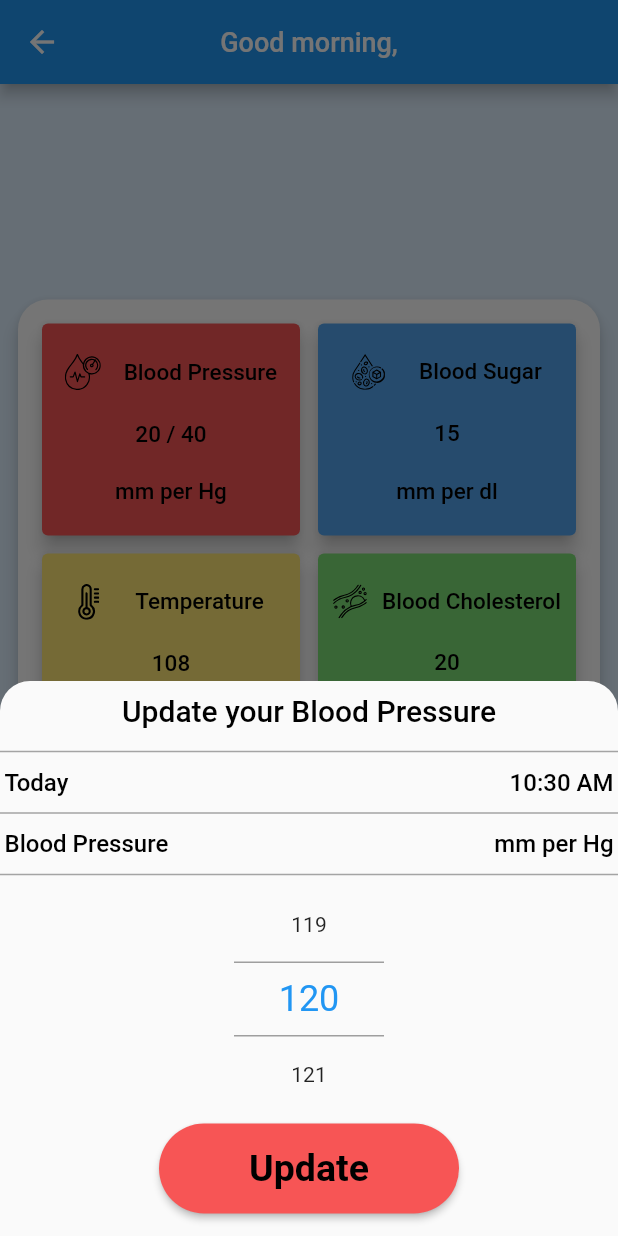
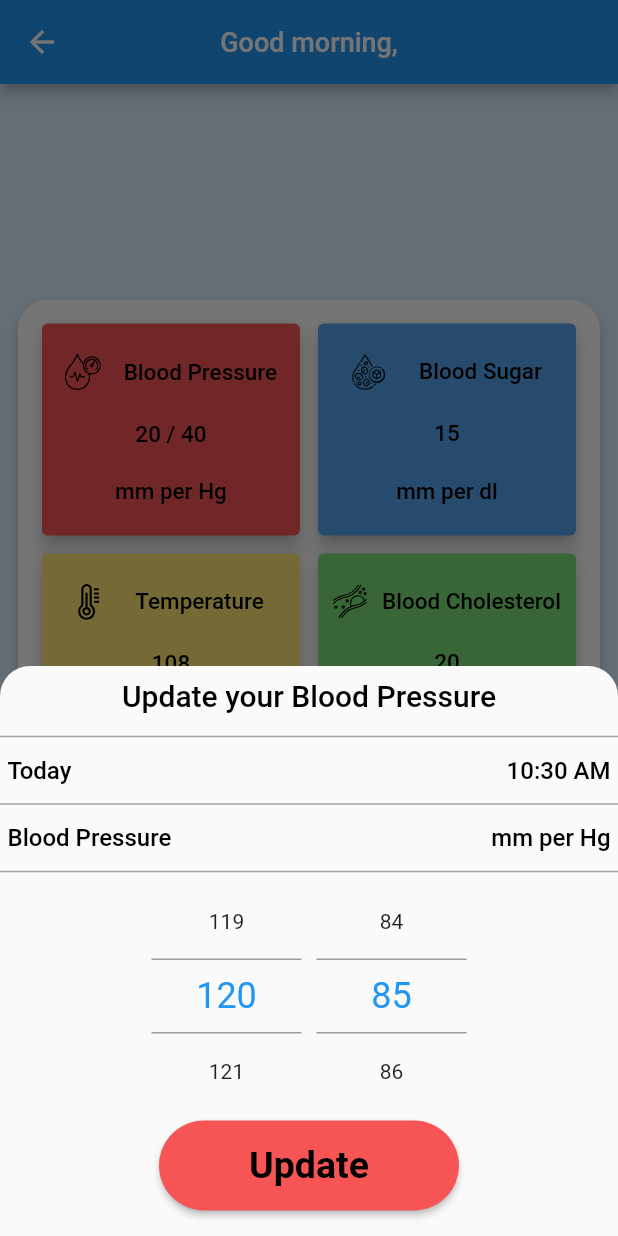
Before and after one commit to HVMS/pharma_trac, a Flutter app: the VitalSigns screen opened directly, after a tap on "Blood Pressure", on a phone screen of 412 x 824 dp. Run offline on Flutter 3.47's test engine with Material 2 defaults, Android fonts, the phone set to English and light mode, and no system bars; drawn by our look-alikes of numberpicker; our stand-ins replace country_picker, device_preview, dropdown_button2, flutter_svg, google_fonts, google_sign_in and 4 more; accounts and stored records are empty; network calls fail.

Commit message:
custom bottomsheet bar created - for two number pickers

```diff
--- a/lib/VitalSigns/blood_pessure_sign.dart
+++ b/lib/VitalSigns/blood_pessure_sign.dart
@@ -3,7 +3,7 @@ import 'package:flutter_svg/flutter_svg.dart';
 import 'package:pharma_trac/Utils/styleUtils.dart';
 import '../Utils/colors_utils.dart';
 import '../Utils/string_utils.dart';
-import '../customWidgets/VitalSigns/custom_bottomsheet_bar_vital_sign.dart';
+import '../customWidgets/VitalSigns/custom_bottomsheet_bar_blood_pressure.dart';
 
 class BloodPressureSign extends StatefulWidget {
   const BloodPressureSign({super.key});
@@ -28,7 +28,7 @@ class _BloodPressureSignState extends State<BloodPressureSign> {
               ),
               clipBehavior: Clip.antiAliasWithSaveLayer,
               builder: (context) {
-                return CustomBottomSheetBarVitalSigns(
+                return BloodPressureCustomBottomSheetBar(
                   vitalSignText: StringUtils.bloodPressureText,
                   buttonColor: ColorUtils.redColorCardView,
                   vitalSignMeasurementText: StringUtils.bloodPressureMeasurement,
--- /dev/null
+++ b/lib/customWidgets/VitalSigns/custom_bottomsheet_bar_blood_pressure.dart
@@ -0,0 +1,303 @@
+import 'package:flutter/cupertino.dart';
+import 'package:flutter/material.dart';
+import 'package:google_fonts/google_fonts.dart';
+import 'package:hive/hive.dart';
+import 'package:intl/intl.dart';
+import 'package:numberpicker/numberpicker.dart';
+
+import '../../Utils/colors_utils.dart';
+import '../../Utils/string_utils.dart';
+import '../../Utils/styleUtils.dart';
+import '../../Utils/timeUtils.dart';
+import '../../services/vital_signs_api.dart';
+import '../CustomGreyDivider.dart';
+
+class BloodPressureCustomBottomSheetBar extends StatefulWidget {
+  final String? vitalSignText;
+  final Color? buttonColor;
+  final String? vitalSignMeasurementText;
+
+  const BloodPressureCustomBottomSheetBar(
+      {super.key,
+        required this.vitalSignText,
+        required this.buttonColor,
+        this.vitalSignMeasurementText});
+
+  @override
+  State<BloodPressureCustomBottomSheetBar> createState() => _BloodPressureCustomBottomSheetBarState();
+}
+
+class _BloodPressureCustomBottomSheetBarState extends State<BloodPressureCustomBottomSheetBar> {
+
+  late Future<DateTime?> selectedDate;
+  String date = "-";
+
+  String dateToBeSent = "-";
+
+  late Future<TimeOfDay?> selectedTime;
+  String time = "-";
+
+  late int _mmInitialValue = 120;
+  late int _hgInitialValue = 85;
+  late Box userDataBox;
+
+  String userId = '';
+
+  @override
+  void initState() {
+    // TODO: implement initState
+    super.initState();
+    // Set the default values for date and time
+    userDataBox = Hive.box('userData');
+    userId = userDataBox.get("_id", defaultValue: '');
+    date = "Today";
+    time = TimeUtils.getFormattedTimeSimple(DateTime.now().hour, DateTime.now().minute);
+  }
+
+  @override
+  Widget build(BuildContext context) {
+    return SizedBox(
+      height: 380.0,
+      child: Column(
+        children: [
+          Column(
+            mainAxisSize: MainAxisSize.min,
+            children: <Widget>[
+              Row(
+                mainAxisAlignment: MainAxisAlignment.spaceEvenly,
+                children: [
+                  Padding(
+                    padding: const EdgeInsets.all(8.0),
+                    child: Center(
+                      child: Text(
+                        'Update your ${widget.vitalSignText}',
+                        style: StyleUtils.bottomSheetTitleStyle(),
+                      ),
+                    ),
+                  ),
+                ],
+              ),
+              const CustomGreyDivider(),
+            ],
+          ),
+          Row(
+            mainAxisAlignment: MainAxisAlignment.spaceBetween,
+            children: [
+              Padding(
+                padding: const EdgeInsets.all(5.0),
+                child: GestureDetector(
+                  onTap: () {
+                    showDialogPicker(context);
+                  },
+                  child: Text(
+                    date,
+                    style: StyleUtils.bottomSheetTextStyle(),
+                  ),
+                ),
+              ),
+              Padding(
+                padding: const EdgeInsets.all(5.0),
+                child: GestureDetector(
+                  onTap: () {
+                    showDialogTimePicker(context);
+                  },
+                  child: Text(
+                    time,
+                    style: StyleUtils.bottomSheetTextStyle(),
+                  ),
+                ),
+              ),
+            ],
+          ),
+          const CustomGreyDivider(),
+          Row(
+            mainAxisAlignment: MainAxisAlignment.spaceBetween,
+            children: [
+              Padding(
+                padding: const EdgeInsets.all(5.0),
+                child: Text(
+                  '${widget.vitalSignText}',
+                  style: StyleUtils.bottomSheetTextStyle(),
+                ),
+              ),
+              Padding(
+                padding: const EdgeInsets.all(5.0),
+                child: Text(
+                  '${widget.vitalSignMeasurementText}',
+                  style: StyleUtils.bottomSheetTextStyle(),
+                ),
+              ),
+            ],
+          ),
+          const CustomGreyDivider(),
+          Row(
+            mainAxisAlignment: MainAxisAlignment.center,
+            children: [
+              NumberPicker(
+                minValue: 10,
+                maxValue: 200,
+                value: _mmInitialValue,
+                onChanged: (value) => setState(() => _mmInitialValue = value),
+                decoration: const BoxDecoration(
+                  border: Border(
+                    top: BorderSide(color: Colors.grey, width: 1.0),
+                    bottom: BorderSide(color: Colors.grey, width: 1.0),
+                  ),
+                ),
+              ),
+              const SizedBox(width: 10.0,),
+              NumberPicker(
+                minValue: 10,
+                maxValue: 200,
+                value: _hgInitialValue,
+                onChanged: (value) => setState(() => _hgInitialValue = value),
+                decoration: const BoxDecoration(
+                  border: Border(
+                    top: BorderSide(color: Colors.grey, width: 1.0),
+                    bottom: BorderSide(color: Colors.grey, width: 1.0),
+                  ),
+                ),
+              ),
+            ],
+          ),
+          Column(
+            children: [
+              Padding(
+                padding: const EdgeInsets.all(8.0),
+                child: ElevatedButton(
+                  style: ElevatedButton.styleFrom(
+                    minimumSize: const Size(200, 60),
+                    elevation: 2.0,
+                    backgroundColor: widget.buttonColor,
+                    shape: RoundedRectangleBorder(
+                      borderRadius: BorderRadius.circular(30.0),
+                    ),
+                  ),
+                  onPressed: () {
+                    // Call API To send data to vital sign database
+                    callAPIToSendBloodPressureData();
+                  },
+                  child: Text(
+                    StringUtils.update,
+                    style: GoogleFonts.kiwiMaru(
+                      fontSize: 25.0,
+                      fontWeight: FontWeight.w600,
+                      color: ColorUtils.black,
+                    ),
+                  ),
+                ),
+              ),
+            ],
+          ),
+        ],
+      ),
+    );
+  }
+
+  void showDialogPicker(BuildContext context) {
+    selectedDate = showDatePicker(
+      context: context,
+      initialDate: DateTime.now(),
+      firstDate: DateTime(1900),
+      lastDate: DateTime.now(),
+      builder: (BuildContext context, Widget? child) {
+        return Theme(
+          data: ThemeData.light().copyWith(
+            colorScheme: ColorScheme.light(
+              primary: Theme.of(context).colorScheme.primary,
+              onPrimary: Colors.white,
+              surface: Colors.white,
+              onSurface: Colors.black,
+            ),
+          ),
+          child: child!,
+        );
+      },
+    );
+    selectedDate.then((value) {
+      setState(() {
+        if (value == null) return;
+        final now = DateTime.now();
+        final diff = now.difference(value).inDays;
+
+        // Check if the selected date is today, yesterday, or another day
+        if (diff == 0) {
+          date = "Today";
+        } else if (diff == 1) {
+          date = "Yesterday";
+        } else {
+          date = TimeUtils.getFormattedDateSimple(value.millisecondsSinceEpoch);
+        }
+      });
+    }, onError: (error) {
+      print(error);
+    });
+  }
+
+  void showDialogTimePicker(BuildContext context) {
+    TimeOfDay initialTime;
+    if (time != null) {
+      List<String> parts = time.split(' ');
+      String amPm = parts[1];
+      int hour = int.parse(parts[0].split(':')[0]);
+      int minute = int.parse(parts[0].split(':')[1]);
+      if (amPm == 'PM' && hour != 12) hour += 12;
+      if (amPm == 'AM' && hour == 12) hour = 0;
+      initialTime = TimeOfDay(hour: hour, minute: minute);
+    } else {
+      initialTime = TimeOfDay.now();
+    }
+    selectedTime = showTimePicker(
+      context: context,
+      initialTime: initialTime,
+      builder: (BuildContext context, Widget? child) {
+        return Theme(
+          data: ThemeData.light().copyWith(
+            colorScheme: ColorScheme.light(
+              // primary: MyColors.primary,
+              primary: Theme.of(context).colorScheme.primary,
+              onPrimary: ColorUtils.white,
+              surface: ColorUtils.white,
+              onSurface: ColorUtils.black,
+            ),
+            // .dialogBackgroundColor:Colors.blue[900],
+          ),
+          child: child!,
+        );
+      },
+    );
+    selectedTime.then((value) {
+      setState(() {
+        if (value == null) return;
+        time = TimeUtils.getFormattedTimeSimple(value.hour, value.minute);
+      });
+    }, onError: (error) {
+      print(error);
+    });
+  }
+
+  void callAPIToSendBloodPressureData() {
+    Map<String, dynamic> vitalSigns = {};
+
+    vitalSigns['blood_pressure'] = "$_mmInitialValue/$_hgInitialValue";
+
+    // Add date and time
+    if (date == "Today") {
+      vitalSigns["date"] = DateFormat('MMMM d, yyyy').format(DateTime.now()).toString();
+    } else if (date == "Yesterday") {
+      vitalSigns["date"] = DateFormat('MMMM d, yyyy').format(DateTime.now().subtract(const Duration(days: 1))).toString();
+    } else {
+      vitalSigns["date"] = date.toString(); // assuming date is already in 'MMMM d, yyyy' format
+    }
+
+    vitalSigns['time'] = time.toString();
+
+    print(userId);
+    print(vitalSigns);
+
+    VitalSignsService.addVitalSings(userId, vitalSigns).then((response) => {
+      ScaffoldMessenger.of(context).showSnackBar(SnackBar(content: Text(response.message))),
+      Navigator.pop(context),
+    });
+  }
+}
```
